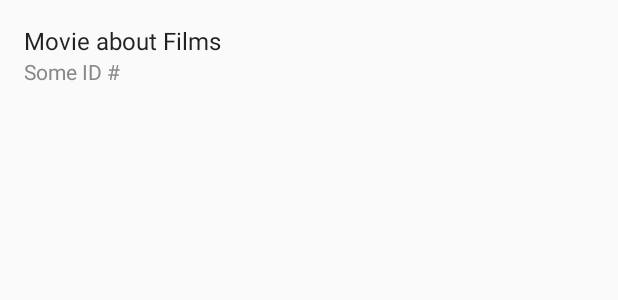
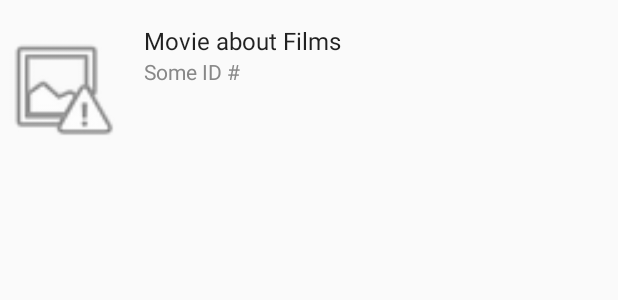
Before and after one commit to simondemartini/filmfridge, an Android app: the layout fragment_film.xml on its own in the app's theme, with its tools: preview values and no code run, on a phone screen of 412 x 824 dp. Shown: the top 300 px of the screen. Run offline under Robolectric (Android 15) with nearby library versions, the phone set to English and light mode, and no system bars.

Commit message:
Add ImageView to film list

```diff
--- a/app/src/main/res/layout/fragment_film.xml
+++ b/app/src/main/res/layout/fragment_film.xml
@@ -1,14 +1,22 @@
 <?xml version="1.0" encoding="utf-8"?>
-<LinearLayout xmlns:android="http://schemas.android.com/apk/res/android"
+<RelativeLayout xmlns:android="http://schemas.android.com/apk/res/android"
+    xmlns:app="http://schemas.android.com/apk/res-auto"
     xmlns:tools="http://schemas.android.com/tools"
     android:layout_width="wrap_content"
     android:layout_height="wrap_content"
-    android:orientation="vertical">
+    android:orientation="horizontal">
+
+    <ImageView
+        android:layout_height="119dp"
+        android:layout_width="80dp"
+        app:srcCompat="@android:drawable/ic_menu_report_image"
+        android:id="@+id/imageView" />
 
     <LinearLayout
         android:orientation="vertical"
         android:layout_width="match_parent"
         android:layout_height="match_parent"
+        android:layout_toRightOf="@id/imageView"
         android:layout_margin="@dimen/text_margin">
 
         <TextView
@@ -18,7 +26,10 @@
             android:layout_margin="@dimen/no_margin"
             android:textAppearance="@style/TextAppearance.AppCompat"
             tools:text="Movie about Films"
-            android:textSize="16sp" />
+            android:textSize="16sp"
+            android:scrollHorizontally="true"
+            android:ellipsize="end"
+            android:maxLines="1" />
 
         <TextView
             android:id="@+id/id"
@@ -31,4 +42,4 @@
             android:textColor="@color/colorTextSecondary" />
     </LinearLayout>
 
-</LinearLayout>
+</RelativeLayout>
```
